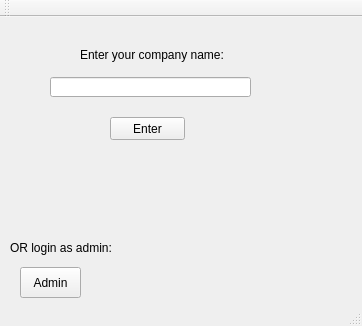
Qt form Project2/mainwindow.ui (msamatar0/Project2) before a commit.
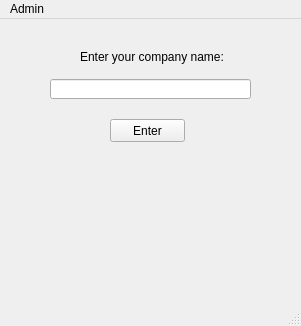
The same form after that commit.

Commit message: added program access to admin login

Patch:
```diff
--- a/Project2/mainwindow.ui
+++ b/Project2/mainwindow.ui
@@ -6,7 +6,7 @@
    <rect>
     <x>0</x>
     <y>0</y>
-    <width>362</width>
+    <width>301</width>
     <height>326</height>
    </rect>
   </property>
@@ -50,42 +50,30 @@
      <string>Enter your company name: </string>
     </property>
    </widget>
-   <widget class="QPushButton" name="login_pushButton_adminLogin">
-    <property name="geometry">
-     <rect>
-      <x>20</x>
-      <y>250</y>
-      <width>61</width>
-      <height>31</height>
-     </rect>
-    </property>
-    <property name="text">
-     <string>Admin</string>
-    </property>
-   </widget>
-   <widget class="QLabel" name="label">
-    <property name="geometry">
-     <rect>
-      <x>10</x>
-      <y>220</y>
-      <width>131</width>
-      <height>21</height>
-     </rect>
-    </property>
-    <property name="text">
-     <string>OR login as admin:</string>
-    </property>
-   </widget>
-  </widget>
-  <widget class="QToolBar" name="mainToolBar">
-   <attribute name="toolBarArea">
-    <enum>TopToolBarArea</enum>
-   </attribute>
-   <attribute name="toolBarBreak">
-    <bool>false</bool>
-   </attribute>
   </widget>
   <widget class="QStatusBar" name="statusBar"/>
+  <widget class="QMenuBar" name="menuBar">
+   <property name="geometry">
+    <rect>
+     <x>0</x>
+     <y>0</y>
+     <width>301</width>
+     <height>19</height>
+    </rect>
+   </property>
+   <widget class="QMenu" name="menuOptions">
+    <property name="title">
+     <string>Admin</string>
+    </property>
+    <addaction name="actionAdministrator_Login"/>
+   </widget>
+   <addaction name="menuOptions"/>
+  </widget>
+  <action name="actionAdministrator_Login">
+   <property name="text">
+    <string>Administrator Login</string>
+   </property>
+  </action>
  </widget>
  <layoutdefault spacing="6" margin="11"/>
  <resources/>
```
The commit also changes 9 other files.
